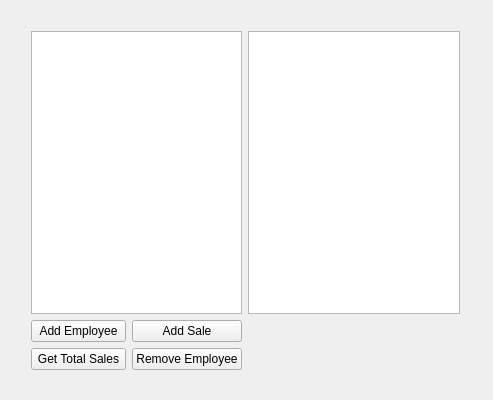
Above: employgui/employgui.ui from cclark99/pracgui before the change. Below: the same form after it.
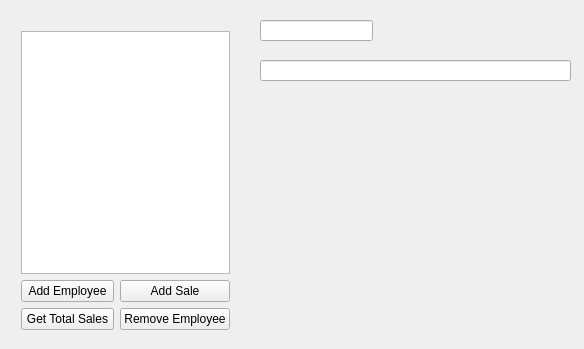
That is the form after the change.

```diff
--- a/employgui/employgui.ui
+++ b/employgui/employgui.ui
@@ -6,8 +6,8 @@
    <rect>
     <x>0</x>
     <y>0</y>
-    <width>493</width>
-    <height>400</height>
+    <width>584</width>
+    <height>349</height>
    </rect>
   </property>
   <property name="windowTitle">
@@ -16,21 +16,17 @@
   <widget class="QWidget" name="horizontalLayoutWidget">
    <property name="geometry">
     <rect>
-     <x>20</x>
+     <x>10</x>
      <y>20</y>
-     <width>451</width>
-     <height>361</height>
+     <width>231</width>
+     <height>321</height>
     </rect>
    </property>
-   <layout class="QHBoxLayout" name="horizontalLayout">
+   <layout class="QVBoxLayout" name="verticalLayout">
     <item>
-     <layout class="QVBoxLayout" name="verticalLayout_2">
-      <item>
-       <layout class="QGridLayout" name="gridLayout">
-        <item row="0" column="0">
          <widget class="QListWidget" name="employeList"/>
         </item>
-        <item row="1" column="0">
+    <item>
          <layout class="QGridLayout" name="gridLayout_2">
           <item row="1" column="0">
            <widget class="QPushButton" name="totalButton">
@@ -62,14 +58,27 @@
           </item>
          </layout>
         </item>
-        <item row="0" column="1">
-         <widget class="QListWidget" name="listWidget"/>
-        </item>
-       </layout>
-      </item>
-     </layout>
-    </item>
-   </layout>
+   </layout>
+  </widget>
+  <widget class="QLineEdit" name="lineEdit">
+   <property name="geometry">
+    <rect>
+     <x>260</x>
+     <y>20</y>
+     <width>113</width>
+     <height>21</height>
+    </rect>
+   </property>
+  </widget>
+  <widget class="QLineEdit" name="lineEdit_2">
+   <property name="geometry">
+    <rect>
+     <x>260</x>
+     <y>60</y>
+     <width>311</width>
+     <height>21</height>
+    </rect>
+   </property>
   </widget>
  </widget>
  <layoutdefault spacing="6" margin="11"/>
```
Left out of the diff: 22 changed lines with no effect on the pictures. Lines whose indentation alone changed are shown as unchanged.
